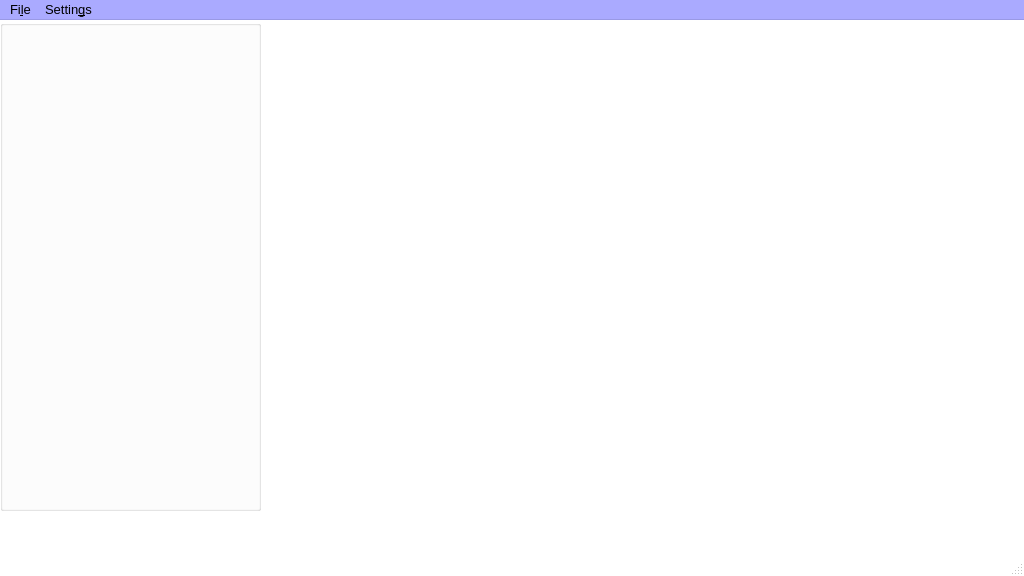
Above: PRAGA_GIS/mainWindow.ui from gaowudao/CRITERIA3D before the change. Below: the same form after it.
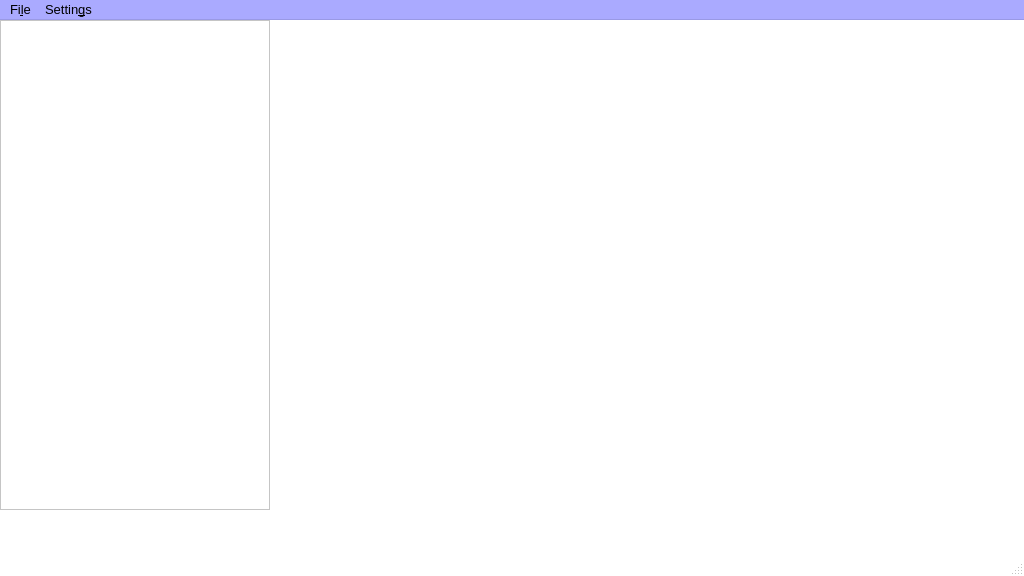
That is the form after the change.

Commit message: insert qlistwidget

```diff
--- a/PRAGA_GIS/mainWindow.ui
+++ b/PRAGA_GIS/mainWindow.ui
@@ -148,15 +148,6 @@
        </color>
       </brush>
      </colorrole>
-     <colorrole role="PlaceholderText">
-      <brush brushstyle="NoBrush">
-       <color alpha="128">
-        <red>0</red>
-        <green>0</green>
-        <blue>0</blue>
-       </color>
-      </brush>
-     </colorrole>
     </active>
     <inactive>
      <colorrole role="WindowText">
@@ -294,15 +285,6 @@
        </color>
       </brush>
      </colorrole>
-     <colorrole role="PlaceholderText">
-      <brush brushstyle="NoBrush">
-       <color alpha="128">
-        <red>0</red>
-        <green>0</green>
-        <blue>0</blue>
-       </color>
-      </brush>
-     </colorrole>
     </inactive>
     <disabled>
      <colorrole role="WindowText">
@@ -440,15 +422,6 @@
        </color>
       </brush>
      </colorrole>
-     <colorrole role="PlaceholderText">
-      <brush brushstyle="NoBrush">
-       <color alpha="128">
-        <red>0</red>
-        <green>0</green>
-        <blue>0</blue>
-       </color>
-      </brush>
-     </colorrole>
     </disabled>
    </palette>
   </property>
@@ -500,473 +473,15 @@
      <bool>true</bool>
     </property>
    </widget>
-   <widget class="QGroupBox" name="groupBox">
+   <widget class="QListWidget" name="checkList">
     <property name="geometry">
      <rect>
       <x>0</x>
       <y>0</y>
-      <width>261</width>
-      <height>491</height>
+      <width>270</width>
+      <height>490</height>
      </rect>
     </property>
-    <property name="palette">
-     <palette>
-      <active>
-       <colorrole role="WindowText">
-        <brush brushstyle="SolidPattern">
-         <color alpha="255">
-          <red>0</red>
-          <green>0</green>
-          <blue>0</blue>
-         </color>
-        </brush>
-       </colorrole>
-       <colorrole role="Button">
-        <brush brushstyle="SolidPattern">
-         <color alpha="255">
-          <red>255</red>
-          <green>255</green>
-          <blue>255</blue>
-         </color>
-        </brush>
-       </colorrole>
-       <colorrole role="Light">
-        <brush brushstyle="SolidPattern">
-         <color alpha="255">
-          <red>255</red>
-          <green>255</green>
-          <blue>255</blue>
-         </color>
-        </brush>
-       </colorrole>
-       <colorrole role="Midlight">
-        <brush brushstyle="SolidPattern">
-         <color alpha="255">
-          <red>255</red>
-          <green>255</green>
-          <blue>255</blue>
-         </color>
-        </brush>
-       </colorrole>
-       <colorrole role="Dark">
-        <brush brushstyle="SolidPattern">
-         <color alpha="255">
-          <red>127</red>
-          <green>127</green>
-          <blue>127</blue>
-         </color>
-        </brush>
-       </colorrole>
-       <colorrole role="Mid">
-        <brush brushstyle="SolidPattern">
-         <color alpha="255">
-          <red>170</red>
-          <green>170</green>
-          <blue>170</blue>
-         </color>
-        </brush>
-       </colorrole>
-       <colorrole role="Text">
-        <brush brushstyle="SolidPattern">
-         <color alpha="255">
-          <red>0</red>
-          <green>0</green>
-          <blue>0</blue>
-         </color>
-        </brush>
-       </colorrole>
-       <colorrole role="BrightText">
-        <brush brushstyle="SolidPattern">
-         <color alpha="255">
-          <red>255</red>
-          <green>255</green>
-          <blue>255</blue>
-         </color>
-        </brush>
-       </colorrole>
-       <colorrole role="ButtonText">
-        <brush brushstyle="SolidPattern">
-         <color alpha="255">
-          <red>0</red>
-          <green>0</green>
-          <blue>0</blue>
-         </color>
-        </brush>
-       </colorrole>
-       <colorrole role="Base">
-        <brush brushstyle="SolidPattern">
-         <color alpha="255">
-          <red>255</red>
-          <green>255</green>
-          <blue>255</blue>
-         </color>
-        </brush>
-       </colorrole>
-       <colorrole role="Window">
-        <brush brushstyle="SolidPattern">
-         <color alpha="255">
-          <red>255</red>
-          <green>255</green>
-          <blue>255</blue>
-         </color>
-        </brush>
-       </colorrole>
-       <colorrole role="Shadow">
-        <brush brushstyle="SolidPattern">
-         <color alpha="255">
-          <red>0</red>
-          <green>0</green>
-          <blue>0</blue>
-         </color>
-        </brush>
-       </colorrole>
-       <colorrole role="AlternateBase">
-        <brush brushstyle="SolidPattern">
-         <color alpha="255">
-          <red>255</red>
-          <green>255</green>
-          <blue>255</blue>
-         </color>
-        </brush>
-       </colorrole>
-       <colorrole role="ToolTipBase">
-        <brush brushstyle="SolidPattern">
-         <color alpha="255">
-          <red>255</red>
-          <green>255</green>
-          <blue>220</blue>
-         </color>
-        </brush>
-       </colorrole>
-       <colorrole role="ToolTipText">
-        <brush brushstyle="SolidPattern">
-         <color alpha="255">
-          <red>0</red>
-          <green>0</green>
-          <blue>0</blue>
-         </color>
-        </brush>
-       </colorrole>
-       <colorrole role="PlaceholderText">
-        <brush brushstyle="NoBrush">
-         <color alpha="128">
-          <red>0</red>
-          <green>0</green>
-          <blue>0</blue>
-         </color>
-        </brush>
-       </colorrole>
-      </active>
-      <inactive>
-       <colorrole role="WindowText">
-        <brush brushstyle="SolidPattern">
-         <color alpha="255">
-          <red>0</red>
-          <green>0</green>
-          <blue>0</blue>
-         </color>
-        </brush>
-       </colorrole>
-       <colorrole role="Button">
-        <brush brushstyle="SolidPattern">
-         <color alpha="255">
-          <red>255</red>
-          <green>255</green>
-          <blue>255</blue>
-         </color>
-        </brush>
-       </colorrole>
-       <colorrole role="Light">
-        <brush brushstyle="SolidPattern">
-         <color alpha="255">
-          <red>255</red>
-          <green>255</green>
-          <blue>255</blue>
-         </color>
-        </brush>
-       </colorrole>
-       <colorrole role="Midlight">
-        <brush brushstyle="SolidPattern">
-         <color alpha="255">
-          <red>255</red>
-          <green>255</green>
-          <blue>255</blue>
-         </color>
-        </brush>
-       </colorrole>
-       <colorrole role="Dark">
-        <brush brushstyle="SolidPattern">
-         <color alpha="255">
-          <red>127</red>
-          <green>127</green>
-          <blue>127</blue>
-         </color>
-        </brush>
-       </colorrole>
-       <colorrole role="Mid">
-        <brush brushstyle="SolidPattern">
-         <color alpha="255">
-          <red>170</red>
-          <green>170</green>
-          <blue>170</blue>
-         </color>
-        </brush>
-       </colorrole>
-       <colorrole role="Text">
-        <brush brushstyle="SolidPattern">
-         <color alpha="255">
-          <red>0</red>
-          <green>0</green>
-          <blue>0</blue>
-         </color>
-        </brush>
-       </colorrole>
-       <colorrole role="BrightText">
-        <brush brushstyle="SolidPattern">
-         <color alpha="255">
-          <red>255</red>
-          <green>255</green>
-          <blue>255</blue>
-         </color>
-        </brush>
-       </colorrole>
-       <colorrole role="ButtonText">
-        <brush brushstyle="SolidPattern">
-         <color alpha="255">
-          <red>0</red>
-          <green>0</green>
-          <blue>0</blue>
-         </color>
-        </brush>
-       </colorrole>
-       <colorrole role="Base">
-        <brush brushstyle="SolidPattern">
-         <color alpha="255">
-          <red>255</red>
-          <green>255</green>
-          <blue>255</blue>
-         </color>
-        </brush>
-       </colorrole>
-       <colorrole role="Window">
-        <brush brushstyle="SolidPattern">
-         <color alpha="255">
-          <red>255</red>
-          <green>255</green>
-          <blue>255</blue>
-         </color>
-        </brush>
-       </colorrole>
-       <colorrole role="Shadow">
-        <brush brushstyle="SolidPattern">
-         <color alpha="255">
-          <red>0</red>
-          <green>0</green>
-          <blue>0</blue>
-         </color>
-        </brush>
-       </colorrole>
-       <colorrole role="AlternateBase">
-        <brush brushstyle="SolidPattern">
-         <color alpha="255">
-          <red>255</red>
-          <green>255</green>
-          <blue>255</blue>
-         </color>
-        </brush>
-       </colorrole>
-       <colorrole role="ToolTipBase">
-        <brush brushstyle="SolidPattern">
-         <color alpha="255">
-          <red>255</red>
-          <green>255</green>
-          <blue>220</blue>
-         </color>
-        </brush>
-       </colorrole>
-       <colorrole role="ToolTipText">
-        <brush brushstyle="SolidPattern">
-         <color alpha="255">
-          <red>0</red>
-          <green>0</green>
-          <blue>0</blue>
-         </color>
-        </brush>
-       </colorrole>
-       <colorrole role="PlaceholderText">
-        <brush brushstyle="NoBrush">
-         <color alpha="128">
-          <red>0</red>
-          <green>0</green>
-          <blue>0</blue>
-         </color>
-        </brush>
-       </colorrole>
-      </inactive>
-      <disabled>
-       <colorrole role="WindowText">
-        <brush brushstyle="SolidPattern">
-         <color alpha="255">
-          <red>127</red>
-          <green>127</green>
-          <blue>127</blue>
-         </color>
-        </brush>
-       </colorrole>
-       <colorrole role="Button">
-        <brush brushstyle="SolidPattern">
-         <color alpha="255">
-          <red>255</red>
-          <green>255</green>
-          <blue>255</blue>
-         </color>
-        </brush>
-       </colorrole>
-       <colorrole role="Light">
-        <brush brushstyle="SolidPattern">
-         <color alpha="255">
-          <red>255</red>
-          <green>255</green>
-          <blue>255</blue>
-         </color>
-        </brush>
-       </colorrole>
-       <colorrole role="Midlight">
-        <brush brushstyle="SolidPattern">
-         <color alpha="255">
-          <red>255</red>
-          <green>255</green>
-          <blue>255</blue>
-         </color>
-        </brush>
-       </colorrole>
-       <colorrole role="Dark">
-        <brush brushstyle="SolidPattern">
-         <color alpha="255">
-          <red>127</red>
-          <green>127</green>
-          <blue>127</blue>
-         </color>
-        </brush>
-       </colorrole>
-       <colorrole role="Mid">
-        <brush brushstyle="SolidPattern">
-         <color alpha="255">
-          <red>170</red>
-          <green>170</green>
-          <blue>170</blue>
-         </color>
-        </brush>
-       </colorrole>
-       <colorrole role="Text">
-        <brush brushstyle="SolidPattern">
-         <color alpha="255">
-          <red>127</red>
-          <green>127</green>
-          <blue>127</blue>
-         </color>
-        </brush>
-       </colorrole>
-       <colorrole role="BrightText">
-        <brush brushstyle="SolidPattern">
-         <color alpha="255">
-          <red>255</red>
-          <green>255</green>
-          <blue>255</blue>
-         </color>
-        </brush>
-       </colorrole>
-       <colorrole role="ButtonText">
-        <brush brushstyle="SolidPattern">
-         <color alpha="255">
-          <red>127</red>
-          <green>127</green>
-          <blue>127</blue>
-         </color>
-        </brush>
-       </colorrole>
-       <colorrole role="Base">
-        <brush brushstyle="SolidPattern">
-         <color alpha="255">
-          <red>255</red>
-          <green>255</green>
-          <blue>255</blue>
-         </color>
-        </brush>
-       </colorrole>
-       <colorrole role="Window">
-        <brush brushstyle="SolidPattern">
-         <color alpha="255">
-          <red>255</red>
-          <green>255</green>
-          <blue>255</blue>
-         </color>
-        </brush>
-       </colorrole>
-       <colorrole role="Shadow">
-        <brush brushstyle="SolidPattern">
-         <color alpha="255">
-          <red>0</red>
-          <green>0</green>
-          <blue>0</blue>
-         </color>
-        </brush>
-       </colorrole>
-       <colorrole role="AlternateBase">
-        <brush brushstyle="SolidPattern">
-         <color alpha="255">
-          <red>255</red>
-          <green>255</green>
-          <blue>255</blue>
-         </color>
-        </brush>
-       </colorrole>
-       <colorrole role="ToolTipBase">
-        <brush brushstyle="SolidPattern">
-         <color alpha="255">
-          <red>255</red>
-          <green>255</green>
-          <blue>220</blue>
-         </color>
-        </brush>
-       </colorrole>
-       <colorrole role="ToolTipText">
-        <brush brushstyle="SolidPattern">
-         <color alpha="255">
-          <red>0</red>
-          <green>0</green>
-          <blue>0</blue>
-         </color>
-        </brush>
-       </colorrole>
-       <colorrole role="PlaceholderText">
-        <brush brushstyle="NoBrush">
-         <color alpha="128">
-          <red>0</red>
-          <green>0</green>
-          <blue>0</blue>
-         </color>
-        </brush>
-       </colorrole>
-      </disabled>
-     </palette>
-    </property>
-    <property name="font">
-     <font>
-      <pointsize>10</pointsize>
-      <weight>50</weight>
-      <bold>false</bold>
-     </font>
-    </property>
-    <property name="autoFillBackground">
-     <bool>true</bool>
-    </property>
-    <property name="title">
-     <string notr="true"/>
-    </property>
-    <property name="alignment">
-     <set>Qt::AlignLeading|Qt::AlignLeft|Qt::AlignVCenter</set>
-    </property>
    </widget>
   </widget>
   <widget class="QMenuBar" name="menuBar">
```
Left out of the diff: 29 changed lines with no effect on the pictures. The commit also changes 2 other files.
